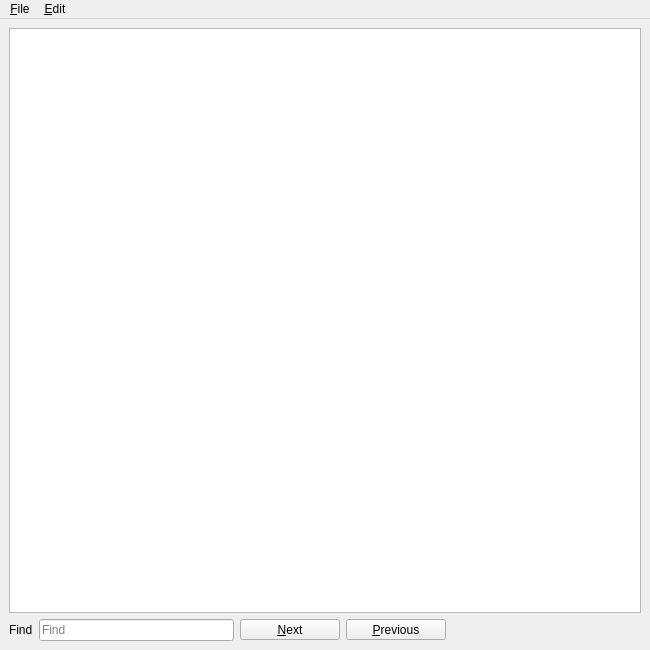
Above: UI/glitch-documentation.ui from textbrowser/glitch before the change. Below: the same form after it.
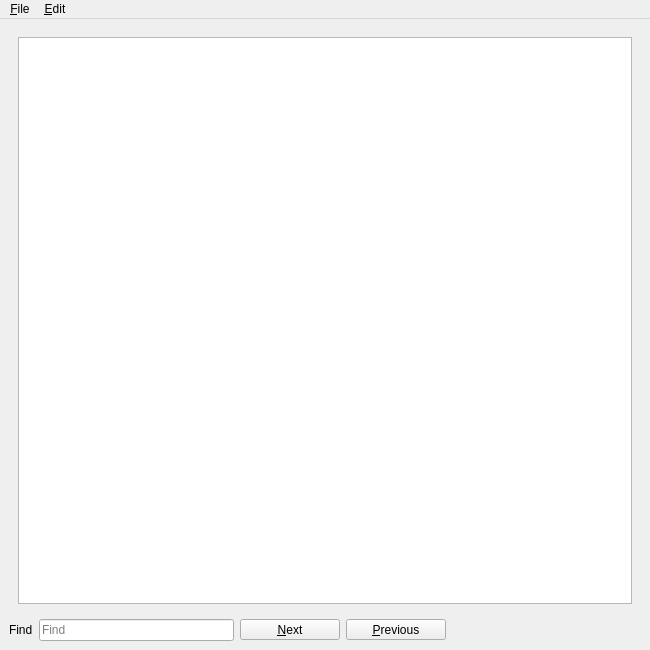
That is the form after the change. Icons and pictures are not drawn.

```diff
--- a/UI/glitch-documentation.ui
+++ b/UI/glitch-documentation.ui
@@ -20,6 +20,13 @@
   <widget class="QWidget" name="centralwidget">
    <layout class="QVBoxLayout" name="verticalLayout_2">
     <item>
+     <widget class="QStackedWidget" name="stack">
+      <property name="currentIndex">
+       <number>0</number>
+      </property>
+      <widget class="QWidget" name="page_1">
+       <layout class="QVBoxLayout" name="verticalLayout">
+        <item>
      <widget class="QTextBrowser" name="text">
       <property name="tabChangesFocus">
        <bool>true</bool>
@@ -27,6 +34,10 @@
       <property name="openLinks">
        <bool>false</bool>
       </property>
+         </widget>
+        </item>
+       </layout>
+      </widget>
      </widget>
     </item>
     <item>
```
Lines whose indentation alone changed are shown as unchanged.
